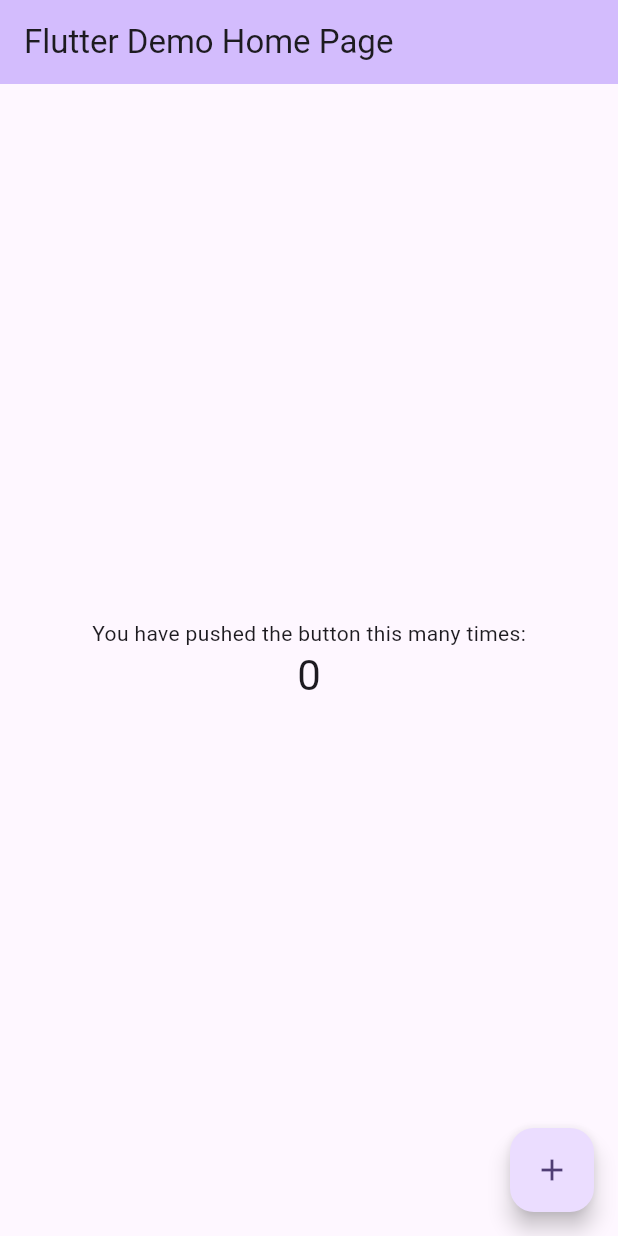
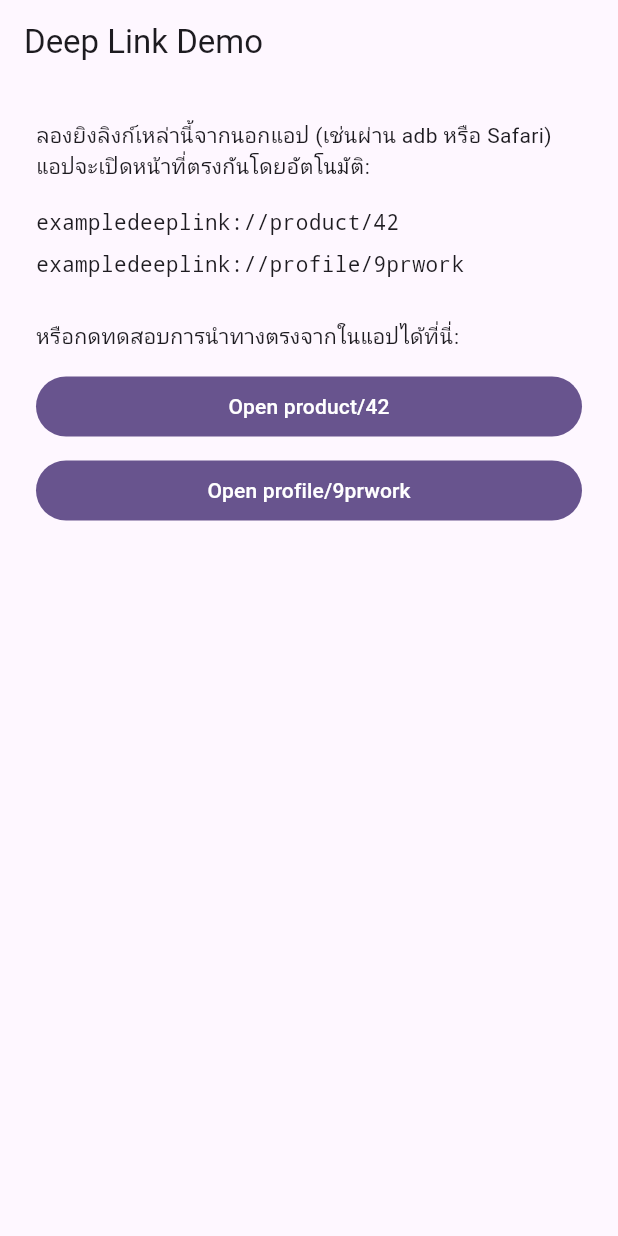
Before and after one commit to 9prwork/example_deeplink, a Flutter app: the screen it shows after launch, on a phone screen of 412 x 824 dp. Run offline on Flutter 3.47's test engine with Material 3 defaults, Android fonts, the phone set to English and light mode, and no system bars; our stand-ins replace app_links, flutter_bloc.

Commit message:
Add custom URL scheme deep linking demo
Register the exampledeeplink:// scheme on Android and iOS, parse incoming
URIs through a DeeplinkBloc + DeeplinkParser, and route to Home/Product/
Profile pages accordingly.

```diff
--- /dev/null
+++ b/lib/deeplink/bloc/deeplink_bloc.dart
@@ -0,0 +1,19 @@
+import 'package:flutter_bloc/flutter_bloc.dart';
+
+import '../engine/deeplink_parser.dart';
+import 'deeplink_event.dart';
+import 'deeplink_state.dart';
+
+class DeeplinkBloc extends Bloc<DeeplinkEvent, DeeplinkState> {
+  DeeplinkBloc() : super(const DeeplinkState()) {
+    on<DeeplinkReceived>(_onDeeplinkReceived);
+  }
+
+  void _onDeeplinkReceived(
+    DeeplinkReceived event,
+    Emitter<DeeplinkState> emit,
+  ) {
+    final route = DeeplinkParser.parse(event.uri);
+    emit(state.copyWith(route: route));
+  }
+}
--- /dev/null
+++ b/lib/deeplink/bloc/deeplink_event.dart
@@ -0,0 +1,7 @@
+abstract class DeeplinkEvent {}
+
+class DeeplinkReceived extends DeeplinkEvent {
+  final Uri uri;
+
+  DeeplinkReceived(this.uri);
+}
--- /dev/null
+++ b/lib/deeplink/bloc/deeplink_state.dart
@@ -0,0 +1,10 @@
+import '../../models/app_route.dart';
+
+class DeeplinkState {
+  final AppRoute? route;
+
+  const DeeplinkState({this.route});
+
+  DeeplinkState copyWith({AppRoute? route, bool clearRoute = false}) =>
+      DeeplinkState(route: clearRoute ? null : route ?? this.route);
+}
--- /dev/null
+++ b/lib/deeplink/engine/deeplink_parser.dart
@@ -0,0 +1,23 @@
+import '../../models/app_route.dart';
+
+class DeeplinkParser {
+  static AppRoute parse(Uri uri) {
+    final segments = uri.pathSegments;
+    if (segments.isEmpty) return const AppRoute(type: AppRouteType.home);
+
+    switch (segments.first) {
+      case 'product':
+        return AppRoute(
+          type: AppRouteType.product,
+          id: segments.length > 1 ? segments[1] : null,
+        );
+      case 'profile':
+        return AppRoute(
+          type: AppRouteType.profile,
+          id: segments.length > 1 ? segments[1] : null,
+        );
+      default:
+        return const AppRoute(type: AppRouteType.home);
+    }
+  }
+}
--- a/lib/main.dart
+++ b/lib/main.dart
@@ -1,4 +1,17 @@
+import 'dart:async';
+
+import 'package:app_links/app_links.dart';
 import 'package:flutter/material.dart';
+import 'package:flutter_bloc/flutter_bloc.dart';
+
+import 'deeplink/bloc/deeplink_bloc.dart';
+import 'deeplink/bloc/deeplink_event.dart';
+import 'deeplink/bloc/deeplink_state.dart';
+import 'models/app_route.dart';
+import 'presentation/pages/home_view.dart';
+import 'presentation/pages/product_detail_view.dart';
+import 'presentation/pages/profile_view.dart';
+import 'utils/app_theme.dart';
 
 void main() {
   runApp(const MyApp());
@@ -7,115 +20,85 @@ void main() {
 class MyApp extends StatelessWidget {
   const MyApp({super.key});
 
-  // This widget is the root of your application.
   @override
   Widget build(BuildContext context) {
-    return MaterialApp(
-      title: 'Flutter Demo',
-      theme: ThemeData(
-        // This is the theme of your application.
-        //
-        // TRY THIS: Try running your application with "flutter run". You'll see
-        // the application has a purple toolbar. Then, without quitting the app,
-        // try changing the seedColor in the colorScheme below to Colors.green
-        // and then invoke "hot reload" (save your changes or press the "hot
-        // reload" button in a Flutter-supported IDE, or press "r" if you used
-        // the command line to start the app).
-        //
-        // Notice that the counter didn't reset back to zero; the application
-        // state is not lost during the reload. To reset the state, use hot
-        // restart instead.
-        //
-        // This works for code too, not just values: Most code changes can be
-        // tested with just a hot reload.
-        colorScheme: .fromSeed(seedColor: Colors.deepPurple),
+    return BlocProvider(
+      create: (_) => DeeplinkBloc(),
+      child: MaterialApp(
+        title: 'Deep Link Demo',
+        theme: AppTheme.light,
+        home: const _RootView(),
       ),
-      home: const MyHomePage(title: 'Flutter Demo Home Page'),
     );
   }
 }
 
-class MyHomePage extends StatefulWidget {
-  const MyHomePage({super.key, required this.title});
-
-  // This widget is the home page of your application. It is stateful, meaning
-  // that it has a State object (defined below) that contains fields that affect
-  // how it looks.
-
-  // This class is the configuration for the state. It holds the values (in this
-  // case the title) provided by the parent (in this case the App widget) and
-  // used by the build method of the State. Fields in a Widget subclass are
-  // always marked "final".
-
-  final String title;
+class _RootView extends StatefulWidget {
+  const _RootView();
 
   @override
-  State<MyHomePage> createState() => _MyHomePageState();
+  State<_RootView> createState() => _RootViewState();
 }
 
-class _MyHomePageState extends State<MyHomePage> {
-  int _counter = 0;
+class _RootViewState extends State<_RootView> {
+  final _navigatorKey = GlobalKey<NavigatorState>();
+  final _appLinks = AppLinks();
+  StreamSubscription<Uri>? _linkSubscription;
 
-  void _incrementCounter() {
-    setState(() {
-      // This call to setState tells the Flutter framework that something has
-      // changed in this State, which causes it to rerun the build method below
-      // so that the display can reflect the updated values. If we changed
-      // _counter without calling setState(), then the build method would not be
-      // called again, and so nothing would appear to happen.
-      _counter++;
-    });
+  @override
+  void initState() {
+    super.initState();
+    _initDeeplinks();
+  }
+
+  Future<void> _initDeeplinks() async {
+    final initialUri = await _appLinks.getInitialLink();
+    if (initialUri != null) _handleUri(initialUri);
+
+    _linkSubscription = _appLinks.uriLinkStream.listen(_handleUri);
+  }
+
+  void _handleUri(Uri uri) {
+    context.read<DeeplinkBloc>().add(DeeplinkReceived(uri));
+  }
+
+  @override
+  void dispose() {
+    _linkSubscription?.cancel();
+    super.dispose();
+  }
+
+  void _pushRoute(AppRoute route) {
+    if (route.type == AppRouteType.home) return;
+    _navigatorKey.currentState?.push(
+      MaterialPageRoute(builder: (_) => _viewFor(route)),
+    );
+  }
+
+  Widget _viewFor(AppRoute route) {
+    switch (route.type) {
+      case AppRouteType.product:
+        return ProductDetailView(id: route.id);
+      case AppRouteType.profile:
+        return ProfileView(id: route.id);
+      case AppRouteType.home:
+        return const HomeView();
+    }
   }
 
   @override
   Widget build(BuildContext context) {
-    // This method is rerun every time setState is called, for instance as done
-    // by the _incrementCounter method above.
-    //
-    // The Flutter framework has been optimized to make rerunning build methods
-    // fast, so that you can just rebuild anything that needs updating rather
-    // than having to individually change instances of widgets.
-    return Scaffold(
-      appBar: AppBar(
-        // TRY THIS: Try changing the color here to a specific color (to
-        // Colors.amber, perhaps?) and trigger a hot reload to see the AppBar
-        // change color while the other colors stay the same.
-        backgroundColor: Theme.of(context).colorScheme.inversePrimary,
-        // Here we take the value from the MyHomePage object that was created by
-        // the App.build method, and use it to set our appbar title.
-        title: Text(widget.title),
-      ),
-      body: Center(
-        // Center is a layout widget. It takes a single child and positions it
-        // in the middle of the parent.
-        child: Column(
-          // Column is also a layout widget. It takes a list of children and
-          // arranges them vertically. By default, it sizes itself to fit its
-          // children horizontally, and tries to be as tall as its parent.
-          //
-          // Column has various properties to control how it sizes itself and
-          // how it positions its children. Here we use mainAxisAlignment to
-          // center the children vertically; the main axis here is the vertical
-          // axis because Columns are vertical (the cross axis would be
-          // horizontal).
-          //
-          // TRY THIS: Invoke "debug painting" (choose the "Toggle Debug Paint"
-          // action in the IDE, or press "p" in the console), to see the
-          // wireframe for each widget.
-          mainAxisAlignment: .center,
-          children: [
-            const Text('You have pushed the button this many times:'),
-            Text(
-              '$_counter',
-              style: Theme.of(context).textTheme.headlineMedium,
-            ),
-          ],
+    return BlocListener<DeeplinkBloc, DeeplinkState>(
+      listener: (context, state) {
+        final route = state.route;
+        if (route == null) return;
+        _pushRoute(route);
+      },
+      child: Navigator(
+        key: _navigatorKey,
+        onGenerateRoute: (settings) => MaterialPageRoute(
+          builder: (_) => const HomeView(),
         ),
-      ),
-      floatingActionButton: FloatingActionButton(
-        onPressed: _incrementCounter,
-        tooltip: 'Increment',
-        child: const Icon(Icons.add),
       ),
     );
   }
--- /dev/null
+++ b/lib/models/app_route.dart
@@ -0,0 +1,13 @@
+enum AppRouteType { home, product, profile }
+
+class AppRoute {
+  final AppRouteType type;
+  final String? id;
+
+  const AppRoute({required this.type, this.id});
+
+  AppRoute copyWith({AppRouteType? type, String? id}) => AppRoute(
+        type: type ?? this.type,
+        id: id ?? this.id,
+      );
+}
--- /dev/null
+++ b/lib/presentation/pages/home_view.dart
@@ -0,0 +1,58 @@
+import 'package:flutter/material.dart';
+
+import 'product_detail_view.dart';
+import 'profile_view.dart';
+
+class HomeView extends StatelessWidget {
+  const HomeView({super.key});
+
+  static const _sampleLinks = [
+    'exampledeeplink://product/42',
+    'exampledeeplink://profile/9prwork',
+  ];
+
+  @override
+  Widget build(BuildContext context) {
+    return Scaffold(
+      appBar: AppBar(title: const Text('Deep Link Demo')),
+      body: ListView(
+        padding: const EdgeInsets.all(24),
+        children: [
+          const Text(
+            'ลองยิงลิงก์เหล่านี้จากนอกแอป (เช่นผ่าน adb หรือ Safari) '
+            'แอปจะเปิดหน้าที่ตรงกันโดยอัตโนมัติ:',
+          ),
+          const SizedBox(height: 12),
+          for (final link in _sampleLinks)
+            Padding(
+              padding: const EdgeInsets.symmetric(vertical: 4),
+              child: SelectableText(
+                link,
+                style: const TextStyle(fontFamily: 'monospace'),
+              ),
+            ),
+          const SizedBox(height: 24),
+          const Text('หรือกดทดสอบการนำทางตรงจากในแอปได้ที่นี่:'),
+          const SizedBox(height: 12),
+          FilledButton(
+            onPressed: () => Navigator.of(context).push(
+              MaterialPageRoute(
+                builder: (_) => const ProductDetailView(id: '42'),
+              ),
+            ),
+            child: const Text('Open product/42'),
+          ),
+          const SizedBox(height: 8),
+          FilledButton(
+            onPressed: () => Navigator.of(context).push(
+              MaterialPageRoute(
+                builder: (_) => const ProfileView(id: '9prwork'),
+              ),
+            ),
+            child: const Text('Open profile/9prwork'),
+          ),
+        ],
+      ),
+    );
+  }
+}
--- /dev/null
+++ b/lib/utils/app_theme.dart
@@ -0,0 +1,8 @@
+import 'package:flutter/material.dart';
+
+class AppTheme {
+  static ThemeData light = ThemeData(
+    colorScheme: ColorScheme.fromSeed(seedColor: Colors.deepPurple),
+    useMaterial3: true,
+  );
+}
--- a/pubspec.yaml
+++ b/pubspec.yaml
@@ -34,6 +34,8 @@ dependencies:
   # The following adds the Cupertino Icons font to your application.
   # Use with the CupertinoIcons class for iOS style icons.
   cupertino_icons: ^1.0.8
+  app_links: ^7.0.0
+  flutter_bloc: ^9.1.1
 
 dev_dependencies:
   flutter_test:
```
Also changed, not shown: lib/presentation/pages/product_detail_view.dart (added, +27 -0 lines), lib/presentation/pages/profile_view.dart (added, +27 -0 lines), pubspec.lock, 7 other files.
